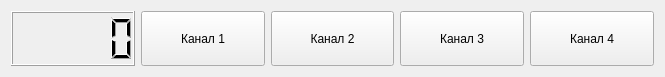
This is impulewaiter.ui in krang4d/Agrekola as Qt 5 draws it before an edit. The edited form follows.
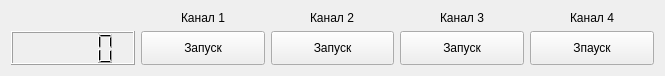
This is the edited form.

Commit message: add some decor at ImpuleWaiter

```diff
--- a/impulewaiter.ui
+++ b/impulewaiter.ui
@@ -7,7 +7,7 @@
     <x>0</x>
     <y>0</y>
     <width>665</width>
-    <height>77</height>
+    <height>76</height>
    </rect>
   </property>
   <property name="windowTitle">
@@ -15,11 +15,11 @@
   </property>
   <layout class="QHBoxLayout" name="horizontalLayout_2">
    <item>
-    <layout class="QHBoxLayout" name="horizontalLayout">
-     <item>
+    <layout class="QGridLayout" name="gridLayout">
+     <item row="1" column="0">
       <widget class="QLCDNumber" name="lcdNumber"/>
      </item>
-     <item>
+     <item row="1" column="1">
       <widget class="QPushButton" name="pushButton_1">
        <property name="sizePolicy">
         <sizepolicy hsizetype="Minimum" vsizetype="Minimum">
@@ -28,11 +28,11 @@
         </sizepolicy>
        </property>
        <property name="text">
-        <string>Канал 1</string>
+        <string>Запуск</string>
        </property>
       </widget>
      </item>
-     <item>
+     <item row="1" column="2">
       <widget class="QPushButton" name="pushButton_2">
        <property name="sizePolicy">
         <sizepolicy hsizetype="Minimum" vsizetype="Minimum">
@@ -41,11 +41,11 @@
         </sizepolicy>
        </property>
        <property name="text">
-        <string>Канал 2</string>
+        <string>Запуск</string>
        </property>
       </widget>
      </item>
-     <item>
+     <item row="1" column="3">
       <widget class="QPushButton" name="pushButton_3">
        <property name="sizePolicy">
         <sizepolicy hsizetype="Minimum" vsizetype="Minimum">
@@ -54,11 +54,11 @@
         </sizepolicy>
        </property>
        <property name="text">
-        <string>Канал 3</string>
+        <string>Запуск</string>
        </property>
       </widget>
      </item>
-     <item>
+     <item row="1" column="4">
       <widget class="QPushButton" name="pushButton_4">
        <property name="sizePolicy">
         <sizepolicy hsizetype="Minimum" vsizetype="Minimum">
@@ -66,6 +66,40 @@
          <verstretch>0</verstretch>
         </sizepolicy>
        </property>
+       <property name="text">
+        <string>Зпауск</string>
+       </property>
+      </widget>
+     </item>
+     <item row="0" column="1" alignment="Qt::AlignHCenter">
+      <widget class="QLabel" name="label_1">
+       <property name="sizePolicy">
+        <sizepolicy hsizetype="Fixed" vsizetype="Fixed">
+         <horstretch>0</horstretch>
+         <verstretch>0</verstretch>
+        </sizepolicy>
+       </property>
+       <property name="text">
+        <string>Канал 1</string>
+       </property>
+      </widget>
+     </item>
+     <item row="0" column="2" alignment="Qt::AlignHCenter">
+      <widget class="QLabel" name="label_2">
+       <property name="text">
+        <string>Канал 2</string>
+       </property>
+      </widget>
+     </item>
+     <item row="0" column="3" alignment="Qt::AlignHCenter">
+      <widget class="QLabel" name="label_3">
+       <property name="text">
+        <string>Канал 3</string>
+       </property>
+      </widget>
+     </item>
+     <item row="0" column="4" alignment="Qt::AlignHCenter">
+      <widget class="QLabel" name="label_4">
        <property name="text">
         <string>Канал 4</string>
        </property>
```
The commit also changes 1 other file.
